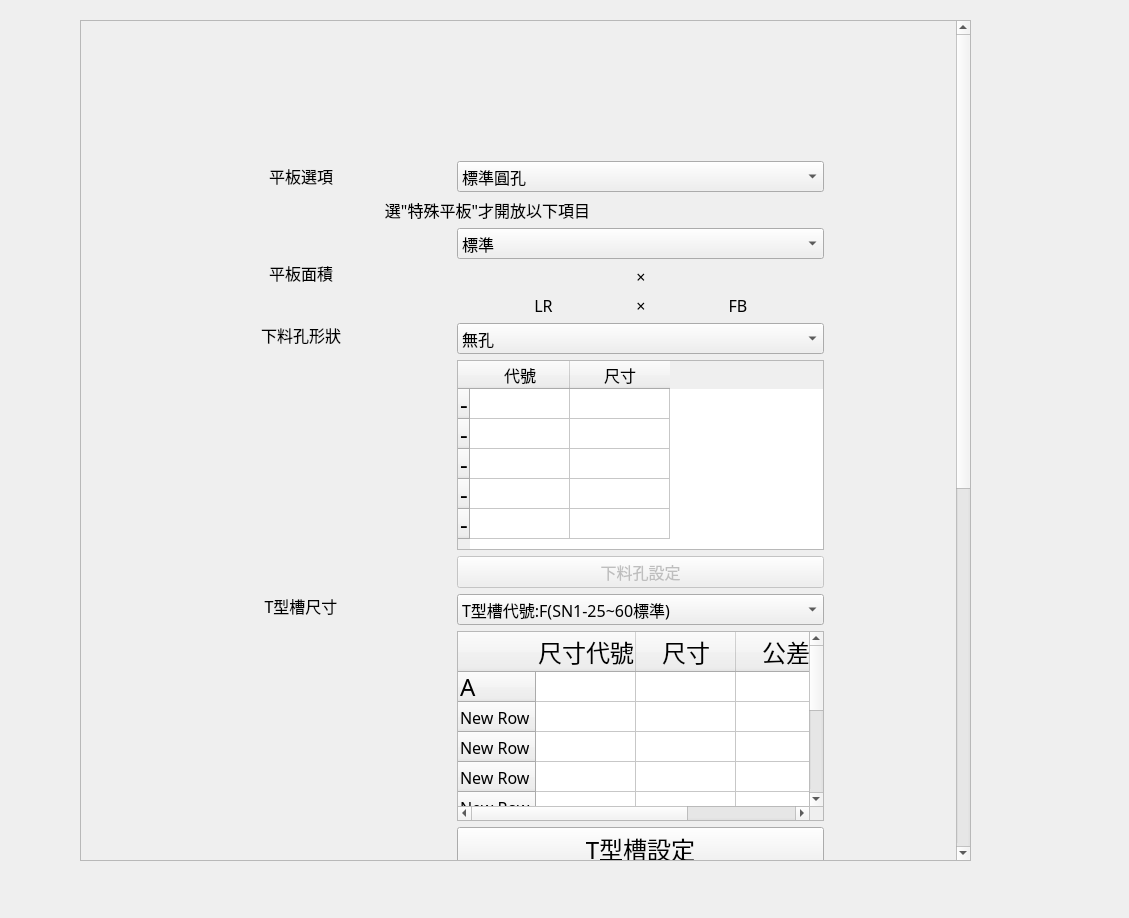
Old version of the form SYEI_stamping_press_system/pad_main.ui in the repository sinje0816/stamping_press.
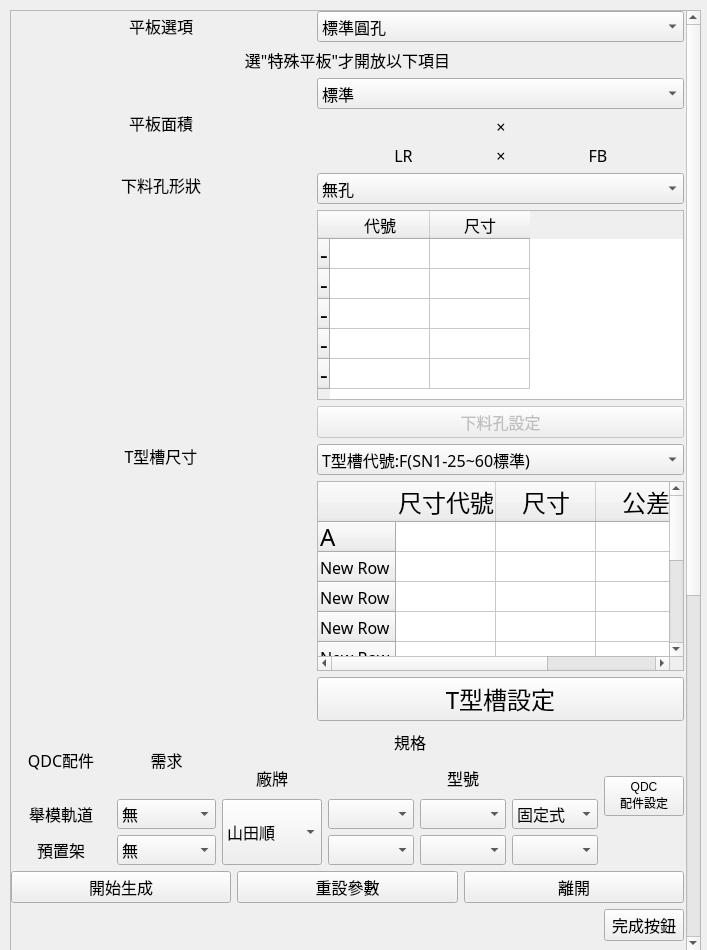
New version of the form. Icons and pictures are not drawn.

```diff
--- a/SYEI_stamping_press_system/pad_main.ui
+++ b/SYEI_stamping_press_system/pad_main.ui
@@ -6,8 +6,8 @@
    <rect>
     <x>0</x>
     <y>0</y>
-    <width>1129</width>
-    <height>918</height>
+    <width>707</width>
+    <height>950</height>
    </rect>
   </property>
   <property name="windowTitle">
@@ -16,10 +16,10 @@
   <widget class="QScrollArea" name="scrollArea">
    <property name="geometry">
     <rect>
-     <x>80</x>
-     <y>20</y>
-     <width>891</width>
-     <height>841</height>
+     <x>10</x>
+     <y>10</y>
+     <width>691</width>
+     <height>941</height>
     </rect>
    </property>
    <property name="sizePolicy">
@@ -38,8 +38,8 @@
     <property name="geometry">
      <rect>
       <x>0</x>
-      <y>-102</y>
-      <width>872</width>
+      <y>0</y>
+      <width>672</width>
       <height>1500</height>
      </rect>
     </property>
@@ -102,11 +102,11 @@
       <set>Qt::AlignCenter</set>
      </property>
     </widget>
-    <widget class="QWidget" name="">
+    <widget class="QWidget" name="layoutWidget">
      <property name="geometry">
       <rect>
-       <x>70</x>
-       <y>140</y>
+       <x>0</x>
+       <y>0</y>
        <width>673</width>
        <height>930</height>
       </rect>
```
